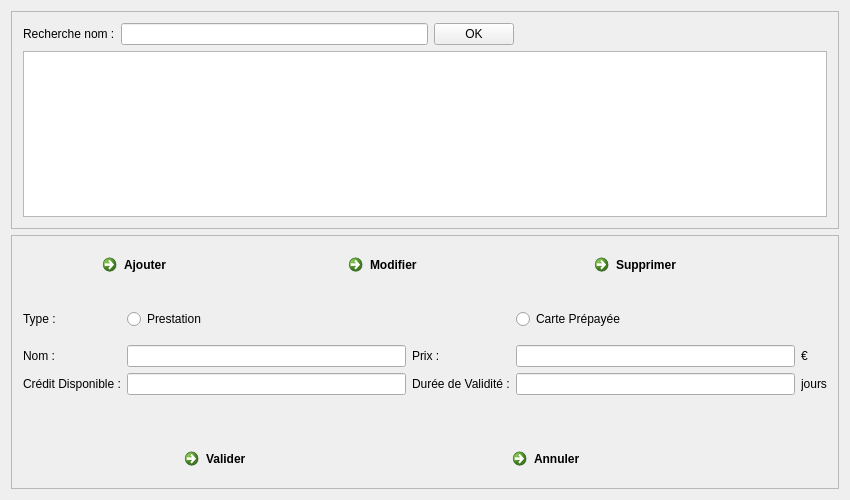
nivhg/ludopen, file f_abonnements.ui: the form before one commit.
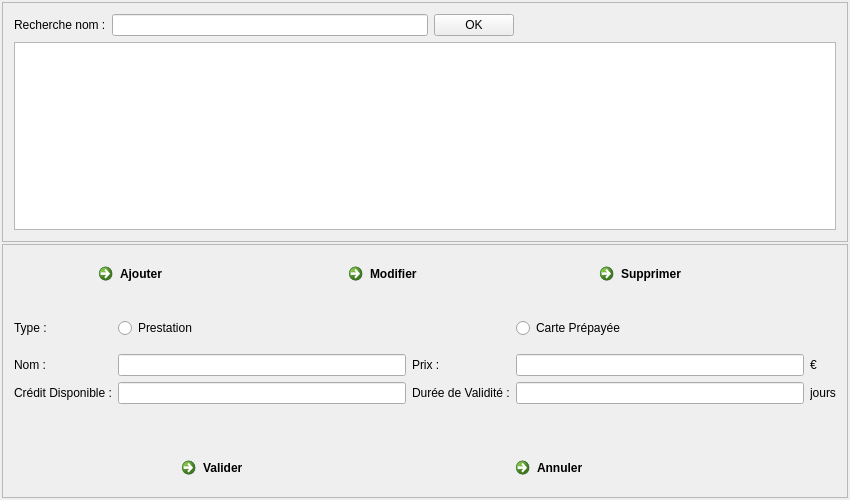
The form after the commit. Icons and pictures are not drawn.

Diff of the .ui file:
```diff
--- a/f_abonnements.ui
+++ b/f_abonnements.ui
@@ -14,6 +14,21 @@
    <string>Abonnement</string>
   </property>
   <layout class="QGridLayout" name="gridLayout">
+   <property name="leftMargin">
+    <number>2</number>
+   </property>
+   <property name="topMargin">
+    <number>2</number>
+   </property>
+   <property name="rightMargin">
+    <number>2</number>
+   </property>
+   <property name="bottomMargin">
+    <number>2</number>
+   </property>
+   <property name="spacing">
+    <number>2</number>
+   </property>
    <item row="0" column="0">
     <widget class="QFrame" name="frame">
      <property name="frameShape">
@@ -126,19 +141,34 @@
          </spacer>
         </item>
         <item row="2" column="1">
-         <widget class="QLineEdit" name="LE_Nom"/>
+         <widget class="QLineEdit" name="LE_Nom">
+          <property name="readOnly">
+           <bool>true</bool>
+          </property>
+         </widget>
         </item>
         <item row="3" column="1">
-         <widget class="QLineEdit" name="LE_Credit"/>
+         <widget class="QLineEdit" name="LE_Credit">
+          <property name="readOnly">
+           <bool>true</bool>
+          </property>
+         </widget>
         </item>
         <item row="2" column="3">
-         <widget class="QLineEdit" name="LE_Prix"/>
+         <widget class="QLineEdit" name="LE_Prix">
+          <property name="readOnly">
+           <bool>true</bool>
+          </property>
+         </widget>
         </item>
         <item row="3" column="3">
          <widget class="QLineEdit" name="LE_Duree">
           <property name="enabled">
            <bool>true</bool>
           </property>
+          <property name="readOnly">
+           <bool>true</bool>
+          </property>
          </widget>
         </item>
         <item row="2" column="2">
```
Left out of the diff: 9 changed lines with no effect on the pictures.
